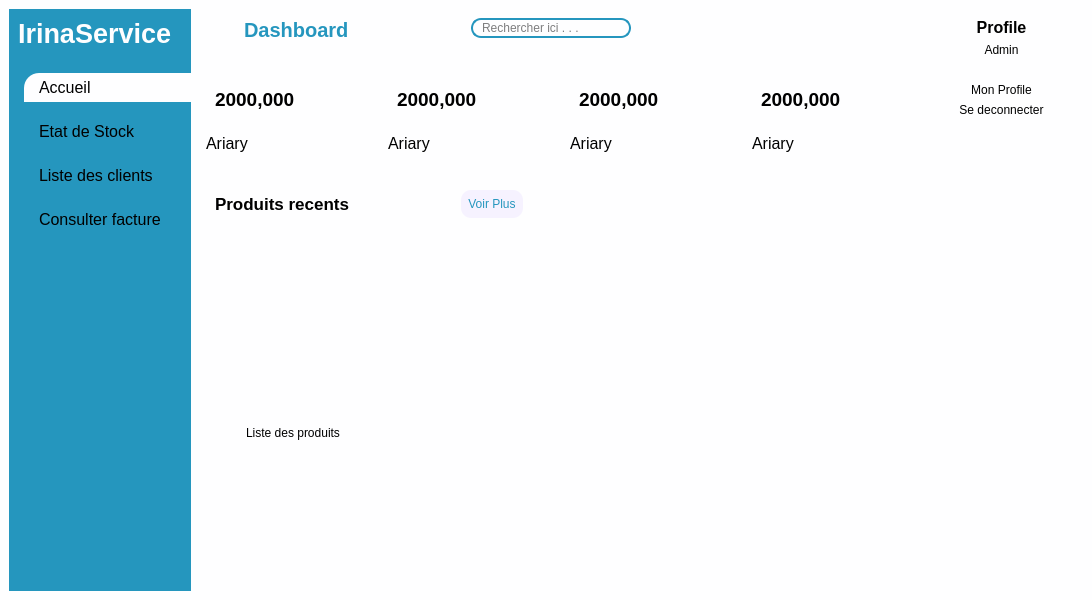
Before: the Qt Designer form views/main_window.ui in ninohantonio/Store-Management, drawn with Qt 5.
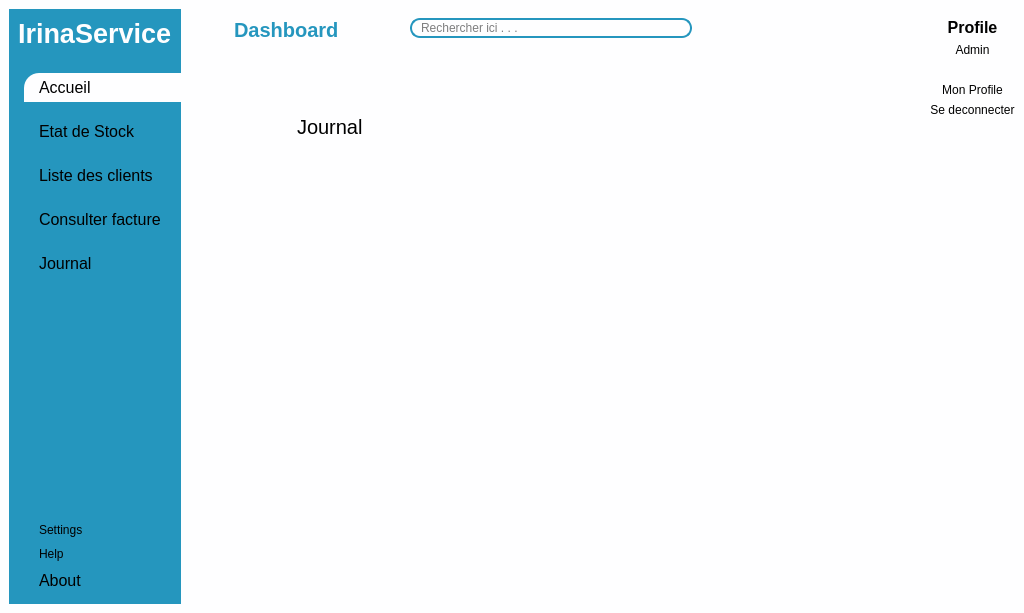
After: the same form once the commit is applied. Icons and pictures are not drawn.

Commit message: make ui animation

What changed in the file:
```diff
--- a/views/main_window.ui
+++ b/views/main_window.ui
@@ -6,8 +6,8 @@
    <rect>
     <x>0</x>
     <y>0</y>
-    <width>1092</width>
-    <height>600</height>
+    <width>1024</width>
+    <height>613</height>
    </rect>
   </property>
   <property name="windowTitle">
@@ -64,7 +64,7 @@
 	padding: 5px 15px;
 }
 
-#menuFrame #btn1{
+#menuFrame #accueilBtn{
 	background-color: #fefeff;
 	border-top-left-radius: 15px;
 }
@@ -181,7 +181,7 @@
              <property name="bottomMargin">
               <number>0</number>
              </property>
-             <item alignment="Qt::AlignmentFlag::AlignTop">
+             <item>
               <widget class="QFrame" name="menuFrame">
                <property name="sizePolicy">
                 <sizepolicy hsizetype="Preferred" vsizetype="Expanding">
@@ -209,7 +209,7 @@
                  <number>0</number>
                 </property>
                 <item>
-                 <widget class="QPushButton" name="btn1">
+                 <widget class="QPushButton" name="accueilBtn">
                   <property name="font">
                    <font>
                     <pointsize>12</pointsize>
@@ -232,7 +232,7 @@
                  </widget>
                 </item>
                 <item>
-                 <widget class="QPushButton" name="pushButton_2">
+                 <widget class="QPushButton" name="stockBtn">
                   <property name="font">
                    <font>
                     <pointsize>12</pointsize>
@@ -254,7 +254,7 @@
                  </widget>
                 </item>
                 <item>
-                 <widget class="QPushButton" name="pushButton_3">
+                 <widget class="QPushButton" name="clientBtn">
                   <property name="font">
                    <font>
                     <pointsize>12</pointsize>
@@ -276,7 +276,7 @@
                  </widget>
                 </item>
                 <item>
-                 <widget class="QPushButton" name="pushButton_4">
+                 <widget class="QPushButton" name="factureBtn">
                   <property name="font">
                    <font>
                     <pointsize>12</pointsize>
@@ -297,6 +297,104 @@
                   </property>
                  </widget>
                 </item>
+                <item>
+                 <widget class="QPushButton" name="journalBtn">
+                  <property name="font">
+                   <font>
+                    <pointsize>12</pointsize>
+                   </font>
+                  </property>
+                  <property name="text">
+                   <string>Journal</string>
+                  </property>
+                  <property name="icon">
+                   <iconset resource="resources.qrc">
+                    <normaloff>:/icons/icons/facture.png</normaloff>:/icons/icons/facture.png</iconset>
+                  </property>
+                  <property name="iconSize">
+                   <size>
+                    <width>19</width>
+                    <height>19</height>
+                   </size>
+                  </property>
+                 </widget>
+                </item>
+                <item>
+                 <spacer name="verticalSpacer">
+                  <property name="orientation">
+                   <enum>Qt::Orientation::Vertical</enum>
+                  </property>
+                  <property name="sizeHint" stdset="0">
+                   <size>
+                    <width>20</width>
+                    <height>40</height>
+                   </size>
+                  </property>
+                 </spacer>
+                </item>
+                <item>
+                 <widget class="QFrame" name="frame_6">
+                  <property name="frameShape">
+                   <enum>QFrame::Shape::StyledPanel</enum>
+                  </property>
+                  <property name="frameShadow">
+                   <enum>QFrame::Shadow::Raised</enum>
+                  </property>
+                  <layout class="QVBoxLayout" name="verticalLayout_2">
+                   <property name="spacing">
+                    <number>0</number>
+                   </property>
+                   <property name="leftMargin">
+                    <number>0</number>
+                   </property>
+                   <property name="topMargin">
+                    <number>0</number>
+                   </property>
+                   <property name="rightMargin">
+                    <number>0</number>
+                   </property>
+                   <property name="bottomMargin">
+                    <number>0</number>
+                   </property>
+                   <item>
+                    <widget class="QPushButton" name="settingBtn">
+                     <property name="text">
+                      <string>Settings</string>
+                     </property>
+                    </widget>
+                   </item>
+                   <item>
+                    <widget class="QPushButton" name="helpBtn">
+                     <property name="text">
+                      <string>Help</string>
+                     </property>
+                    </widget>
+                   </item>
+                   <item>
+                    <widget class="QPushButton" name="abouBtn">
+                     <property name="font">
+                      <font>
+                       <pointsize>12</pointsize>
+                      </font>
+                     </property>
+                     <property name="text">
+                      <string>About</string>
+                     </property>
+                     <property name="icon">
+                      <iconset resource="resources.qrc">
+                       <normaloff>:/icons/icons/stock.png</normaloff>:/icons/icons/stock.png</iconset>
+                     </property>
+                     <property name="iconSize">
+                      <size>
+                       <width>22</width>
+                       <height>22</height>
+                      </size>
+                     </property>
+                    </widget>
+                   </item>
+                  </layout>
+                 </widget>
+                </item>
                </layout>
               </widget>
              </item>
@@ -329,6 +427,12 @@
        </property>
        <item alignment="Qt::AlignmentFlag::AlignTop">
         <widget class="QWidget" name="headerFrame" native="true">
+         <property name="sizePolicy">
+          <sizepolicy hsizetype="Expanding" vsizetype="Preferred">
+           <horstretch>0</horstretch>
+           <verstretch>0</verstretch>
+          </sizepolicy>
+         </property>
          <layout class="QHBoxLayout" name="horizontalLayout_2">
           <property name="spacing">
            <number>10</number>
@@ -383,6 +487,12 @@
           </item>
           <item alignment="Qt::AlignmentFlag::AlignHCenter|Qt::AlignmentFlag::AlignTop">
            <widget class="QWidget" name="widget_2" native="true">
+            <property name="minimumSize">
+             <size>
+              <width>300</width>
+              <height>0</height>
+             </size>
+            </property>
             <layout class="QHBoxLayout" name="horizontalLayout_4">
              <item alignment="Qt::AlignmentFlag::AlignTop">
               <widget class="QFrame" name="searchFrame">
@@ -488,433 +598,190 @@
         </widget>
        </item>
        <item>
-        <widget class="QWidget" name="cardFrame" native="true">
-         <layout class="QHBoxLayout" name="horizontalLayout_7">
-          <property name="spacing">
-           <number>20</number>
-          </property>
-          <property name="leftMargin">
-           <number>0</number>
-          </property>
-          <property name="topMargin">
-           <number>0</number>
-          </property>
-          <property name="rightMargin">
-           <number>0</number>
-          </property>
-          <property name="bottomMargin">
-           <number>10</number>
-          </property>
-          <item>
-           <widget class="QFrame" name="card1">
-            <property name="frameShape">
-             <enum>QFrame::Shape::StyledPanel</enum>
-            </property>
-            <property name="frameShadow">
-             <enum>QFrame::Shadow::Raised</enum>
-            </property>
-            <layout class="QVBoxLayout" name="verticalLayout_2">
-             <item alignment="Qt::AlignmentFlag::AlignHCenter|Qt::AlignmentFlag::AlignTop">
+        <widget class="QStackedWidget" name="stackedWidget">
+         <property name="currentIndex">
+          <number>4</number>
+         </property>
+         <widget class="QWidget" name="page">
               <widget class="QFrame" name="frame">
+           <property name="geometry">
+            <rect>
+             <x>30</x>
+             <y>20</y>
+             <width>401</width>
+             <height>80</height>
+            </rect>
+           </property>
                <property name="frameShape">
                 <enum>QFrame::Shape::StyledPanel</enum>
                </property>
                <property name="frameShadow">
                 <enum>QFrame::Shadow::Raised</enum>
                </property>
-               <layout class="QHBoxLayout" name="horizontalLayout_8">
-                <item>
                  <widget class="QLabel" name="label">
-                  <property name="font">
-                   <font>
-                    <pointsize>14</pointsize>
-                    <bold>true</bold>
-                   </font>
-                  </property>
-                  <property name="text">
-                   <string>2000,000</string>
-                  </property>
-                 </widget>
-                </item>
-                <item alignment="Qt::AlignmentFlag::AlignTop">
-                 <widget class="QLabel" name="label_3">
-                  <property name="minimumSize">
-                   <size>
-                    <width>40</width>
-                    <height>40</height>
-                   </size>
-                  </property>
-                  <property name="maximumSize">
-                   <size>
-                    <width>40</width>
-                    <height>40</height>
-                   </size>
-                  </property>
+            <property name="geometry">
+             <rect>
+              <x>60</x>
+              <y>20</y>
+              <width>141</width>
+              <height>31</height>
+             </rect>
+            </property>
                   <property name="font">
                    <font>
-                    <pointsize>14</pointsize>
+              <pointsize>15</pointsize>
                    </font>
                   </property>
                   <property name="text">
-                   <string/>
-                  </property>
-                  <property name="pixmap">
-                   <pixmap resource="resources.qrc">:/icons/icons/caddie.png</pixmap>
-                  </property>
-                 </widget>
-                </item>
-               </layout>
-              </widget>
-             </item>
-             <item alignment="Qt::AlignmentFlag::AlignTop">
-              <widget class="QLabel" name="label_4">
-               <property name="font">
-                <font>
-                 <pointsize>12</pointsize>
-                 <bold>false</bold>
-                </font>
-               </property>
-               <property name="text">
-                <string>Ariary</string>
-               </property>
-              </widget>
-             </item>
-            </layout>
-           </widget>
-          </item>
-          <item>
-           <widget class="QFrame" name="card2">
-            <property name="frameShape">
-             <enum>QFrame::Shape::StyledPanel</enum>
-            </property>
-            <property name="frameShadow">
-             <enum>QFrame::Shadow::Raised</enum>
-            </property>
-            <layout class="QVBoxLayout" name="verticalLayout_3">
-             <item alignment="Qt::AlignmentFlag::AlignTop">
+             <string>Accueil</string>
+            </property>
+           </widget>
+          </widget>
+         </widget>
+         <widget class="QWidget" name="page_2">
               <widget class="QFrame" name="frame_2">
+           <property name="geometry">
+            <rect>
+             <x>30</x>
+             <y>30</y>
+             <width>401</width>
+             <height>80</height>
+            </rect>
+           </property>
                <property name="frameShape">
                 <enum>QFrame::Shape::StyledPanel</enum>
                </property>
                <property name="frameShadow">
                 <enum>QFrame::Shadow::Raised</enum>
                </property>
-               <layout class="QHBoxLayout" name="horizontalLayout_9">
-                <item>
-                 <widget class="QLabel" name="label_6">
-                  <property name="font">
-                   <font>
-                    <pointsize>14</pointsize>
-                    <bold>true</bold>
-                   </font>
-                  </property>
-                  <property name="text">
-                   <string>2000,000</string>
-                  </property>
-                 </widget>
-                </item>
-                <item>
-                 <widget class="QLabel" name="label_7">
-                  <property name="minimumSize">
-                   <size>
-                    <width>40</width>
-                    <height>40</height>
-                   </size>
-                  </property>
-                  <property name="maximumSize">
-                   <size>
-                    <width>40</width>
-                    <height>40</height>
-                   </size>
-                  </property>
+           <widget class="QLabel" name="label_3">
+            <property name="geometry">
+             <rect>
+              <x>60</x>
+              <y>20</y>
+              <width>141</width>
+              <height>31</height>
+             </rect>
+            </property>
                   <property name="font">
                    <font>
-                    <pointsize>14</pointsize>
+              <pointsize>15</pointsize>
                    </font>
                   </property>
                   <property name="text">
-                   <string/>
-                  </property>
-                  <property name="pixmap">
-                   <pixmap resource="resources.qrc">:/icons/icons/caddie.png</pixmap>
-                  </property>
-                 </widget>
-                </item>
-               </layout>
-              </widget>
-             </item>
-             <item alignment="Qt::AlignmentFlag::AlignTop">
-              <widget class="QLabel" name="label_5">
-               <property name="font">
-                <font>
-                 <pointsize>12</pointsize>
-                 <bold>false</bold>
-                </font>
-               </property>
-               <property name="text">
-                <string>Ariary</string>
-               </property>
-              </widget>
-             </item>
-            </layout>
-           </widget>
-          </item>
-          <item>
-           <widget class="QFrame" name="card3">
-            <property name="frameShape">
-             <enum>QFrame::Shape::StyledPanel</enum>
-            </property>
-            <property name="frameShadow">
-             <enum>QFrame::Shadow::Raised</enum>
-            </property>
-            <layout class="QVBoxLayout" name="verticalLayout_4">
-             <item alignment="Qt::AlignmentFlag::AlignTop">
+             <string>Etat de stock</string>
+            </property>
+           </widget>
+          </widget>
+         </widget>
+         <widget class="QWidget" name="page_3">
               <widget class="QFrame" name="frame_3">
+           <property name="geometry">
+            <rect>
+             <x>40</x>
+             <y>30</y>
+             <width>401</width>
+             <height>80</height>
+            </rect>
+           </property>
                <property name="frameShape">
                 <enum>QFrame::Shape::StyledPanel</enum>
                </property>
                <property name="frameShadow">
                 <enum>QFrame::Shadow::Raised</enum>
                </property>
-               <layout class="QHBoxLayout" name="horizontalLayout_10">
-                <item>
-                 <widget class="QLabel" name="label_9">
-                  <property name="font">
-                   <font>
-                    <pointsize>14</pointsize>
-                    <bold>true</bold>
-                   </font>
-                  </property>
-                  <property name="text">
-                   <string>2000,000</string>
-                  </property>
-                 </widget>
-                </item>
-                <item>
-                 <widget class="QLabel" name="label_10">
-                  <property name="minimumSize">
-                   <size>
-                    <width>40</width>
-                    <height>40</height>
-                   </size>
-                  </property>
-                  <property name="maximumSize">
-                   <size>
-                    <width>40</width>
-                    <height>40</height>
-                   </size>
-                  </property>
+           <widget class="QLabel" name="label_4">
+            <property name="geometry">
+             <rect>
+              <x>60</x>
+              <y>20</y>
+              <width>141</width>
+              <height>31</height>
+             </rect>
+            </property>
                   <property name="font">
                    <font>
-                    <pointsize>14</pointsize>
+              <pointsize>15</pointsize>
                    </font>
                   </property>
                   <property name="text">
-                   <string/>
-                  </property>
-                  <property name="pixmap">
-                   <pixmap resource="resources.qrc">:/icons/icons/caddie.png</pixmap>
-                  </property>
-                 </widget>
-                </item>
-               </layout>
-              </widget>
-             </item>
-             <item alignment="Qt::AlignmentFlag::AlignTop">
-              <widget class="QLabel" name="label_8">
-               <property name="font">
-                <font>
-                 <pointsize>12</pointsize>
-                 <bold>false</bold>
-                </font>
-               </property>
-               <property name="text">
-                <string>Ariary</string>
-               </property>
-              </widget>
-             </item>
-            </layout>
-           </widget>
-          </item>
-          <item>
-           <widget class="QFrame" name="card4">
-            <property name="frameShape">
-             <enum>QFrame::Shape::StyledPanel</enum>
-            </property>
-            <property name="frameShadow">
-             <enum>QFrame::Shadow::Raised</enum>
-            </property>
-            <layout class="QVBoxLayout" name="verticalLayout_5">
-             <item alignment="Qt::AlignmentFlag::AlignTop">
+             <string>Liste des clients</string>
+            </property>
+           </widget>
+          </widget>
+         </widget>
+         <widget class="QWidget" name="page_4">
               <widget class="QFrame" name="frame_4">
+           <property name="geometry">
+            <rect>
+             <x>40</x>
+             <y>30</y>
+             <width>401</width>
+             <height>80</height>
+            </rect>
+           </property>
                <property name="frameShape">
                 <enum>QFrame::Shape::StyledPanel</enum>
                </property>
                <property name="frameShadow">
                 <enum>QFrame::Shadow::Raised</enum>
                </property>
-               <layout class="QHBoxLayout" name="horizontalLayout_11">
-                <item>
-                 <widget class="QLabel" name="label_12">
-                  <property name="font">
-                   <font>
-                    <pointsize>14</pointsize>
-                    <bold>true</bold>
-                   </font>
-                  </property>
-                  <property name="text">
-                   <string>2000,000</string>
-                  </property>
-                 </widget>
-                </item>
-                <item>
-                 <widget class="QLabel" name="label_13">
-                  <property name="minimumSize">
-                   <size>
-                    <width>40</width>
-                    <height>40</height>
-                   </size>
-                  </property>
-                  <property name="maximumSize">
-                   <size>
-                    <width>40</width>
-                    <height>40</height>
-                   </size>
-                  </property>
+           <widget class="QLabel" name="label_5">
+            <property name="geometry">
+             <rect>
+              <x>60</x>
+              <y>20</y>
+              <width>141</width>
+              <height>31</height>
+             </rect>
+            </property>
                   <property name="font">
                    <font>
-                    <pointsize>14</pointsize>
+              <pointsize>15</pointsize>
                    </font>
                   </property>
                   <property name="text">
-                   <string/>
-                  </property>
-                  <property name="pixmap">
-                   <pixmap resource="resources.qrc">:/icons/icons/caddie.png</pixmap>
-                  </property>
-                 </widget>
-                </item>
-               </layout>
-              </widget>
-             </item>
-             <item alignment="Qt::AlignmentFlag::AlignTop">
-              <widget class="QLabel" name="label_11">
-               <property name="font">
-                <font>
-                 <pointsize>12</pointsize>
-                 <bold>false</bold>
-                </font>
-               </property>
-               <property name="text">
-                <string>Ariary</string>
-               </property>
-              </widget>
-             </item>
-            </layout>
-           </widget>
-          </item>
-         </layout>
-        </widget>
-       </item>
-       <item>
-        <widget class="QWidget" name="mainFrame" native="true">
-         <layout class="QHBoxLayout" name="horizontalLayout_12">
-          <property name="spacing">
-           <number>20</number>
-          </property>
-          <property name="leftMargin">
-           <number>0</number>
-          </property>
-          <property name="topMargin">
-           <number>0</number>
-          </property>
-          <property name="rightMargin">
-           <number>0</number>
-          </property>
-          <property name="bottomMargin">
-           <number>0</number>
-          </property>
-          <item>
-           <widget class="QWidget" name="widget_4" native="true">
-            <property name="sizePolicy">
-             <sizepolicy hsizetype="Preferred" vsizetype="Expanding">
-              <horstretch>0</horstretch>
-              <verstretch>0</verstretch>
-             </sizepolicy>
-            </property>
-            <layout class="QVBoxLayout" name="verticalLayout_6">
-             <item alignment="Qt::AlignmentFlag::AlignTop">
+             <string>Facture</string>
+            </property>
+           </widget>
+          </widget>
+         </widget>
+         <widget class="QWidget" name="page_5">
               <widget class="QFrame" name="frame_5">
+           <property name="geometry">
+            <rect>
+             <x>30</x>
+             <y>30</y>
+             <width>401</width>
+             <height>80</height>
+            </rect>
+           </property>
                <property name="frameShape">
                 <enum>QFrame::Shape::StyledPanel</enum>
                </property>
                <property name="frameShadow">
                 <enum>QFrame::Shadow::Raised</enum>
                </property>
-               <layout class="QHBoxLayout" name="horizontalLayout_13">
-                <item alignment="Qt::AlignmentFlag::AlignLeft">
-                 <widget class="QLabel" name="label_14">
+           <widget class="QLabel" name="label_6">
+            <property name="geometry">
+             <rect>
+              <x>80</x>
+              <y>20</y>
+              <width>141</width>
+              <height>31</height>
+             </rect>
+            </property>
                   <property name="font">
                    <font>
-                    <pointsize>13</pointsize>
-                    <bold>true</bold>
+              <pointsize>15</pointsize>
                    </font>
                   </property>
                   <property name="text">
-                   <string>Produits recents</string>
-                  </property>
-                 </widget>
-                </item>
-                <item alignment="Qt::AlignmentFlag::AlignRight">
-                 <widget class="QPushButton" name="seeMoreButton">
-                  <property name="text">
-                   <string>Voir Plus</string>
-                  </property>
-                  <property name="icon">
-                   <iconset resource="resources.qrc">
-                    <normaloff>:/icons/icons/arrow-right.png</normaloff>:/icons/icons/arrow-right.png</iconset>
-                  </property>
-                  <property name="iconSize">
-                   <size>
-                    <width>24</width>
-                    <height>24</height>
-                   </size>
-                  </property>
-                 </widget>
-                </item>
-               </layout>
-              </widget>
-             </item>
-             <item>
-              <widget class="QFrame" name="frame_6">
-               <property name="frameShape">
-                <enum>QFrame::Shape::StyledPanel</enum>
-               </property>
-               <property name="frameShadow">
-                <enum>QFrame::Shadow::Raised</enum>
-               </property>
-               <widget class="QLabel" name="label_15">
-                <property name="geometry">
-                 <rect>
-                  <x>40</x>
-                  <y>40</y>
-                  <width>111</width>
-                  <height>16</height>
-                 </rect>
-                </property>
-                <property name="text">
-                 <string>Liste des produits</string>
-                </property>
-               </widget>
-              </widget>
-             </item>
-            </layout>
-           </widget>
-          </item>
-          <item>
-           <widget class="QWidget" name="widget_5" native="true"/>
-          </item>
-         </layout>
+             <string>Journal</string>
+            </property>
+           </widget>
+          </widget>
+         </widget>
         </widget>
        </item>
       </layout>
@@ -938,7 +805,7 @@
        <property name="bottomMargin">
         <number>0</number>
        </property>
-       <item alignment="Qt::AlignmentFlag::AlignTop">
+       <item alignment="Qt::AlignmentFlag::AlignRight|Qt::AlignmentFlag::AlignTop">
         <widget class="QFrame" name="frame_10">
          <property name="minimumSize">
           <size>
```
Lines whose indentation alone changed are shown as unchanged. The commit also changes 7 other files.
